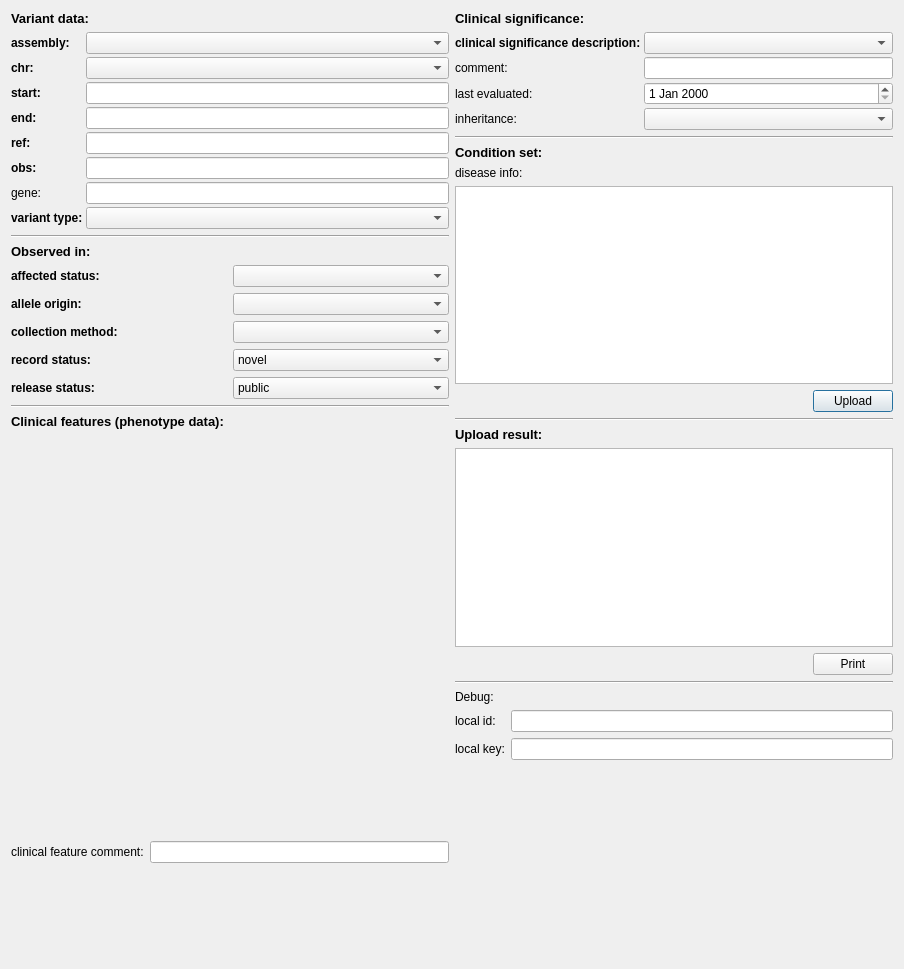
Above: src/GSvar/ClinvarUploadDialog.ui from imgag/ngs-bits before the change. Below: the same form after it.
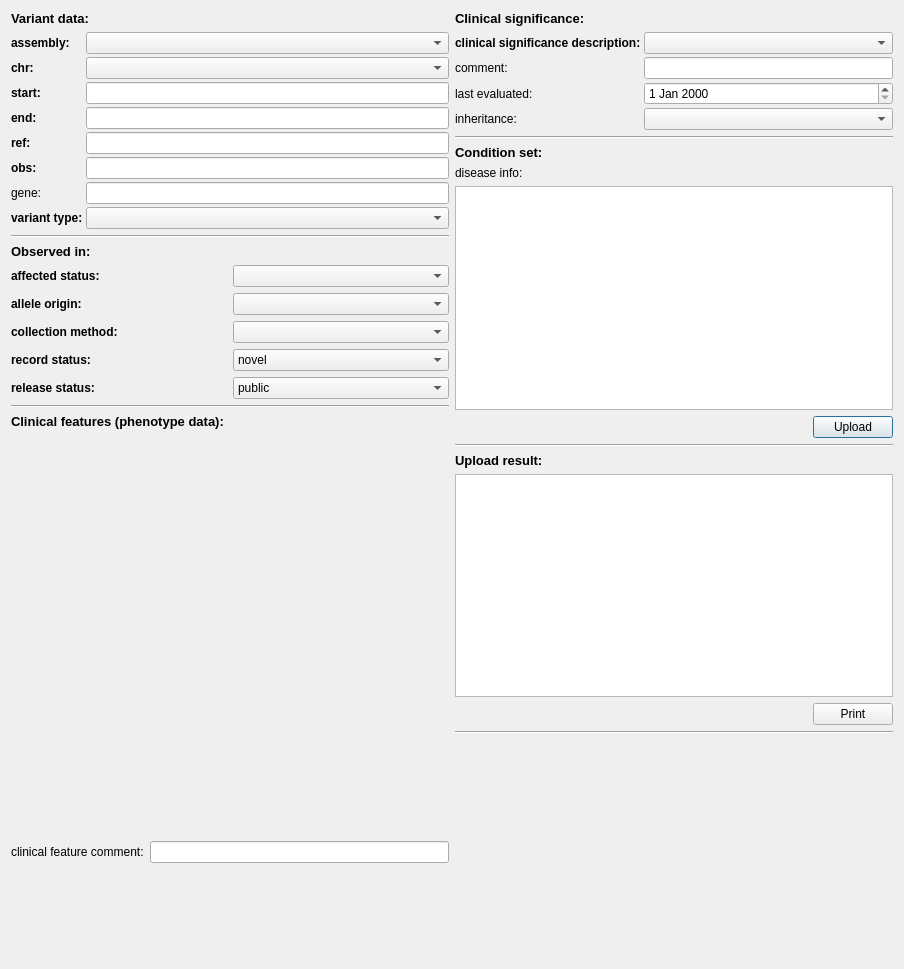
That is the form after the change. Custom widgets are drawn as their Qt base class.

Commit message: Removed Debug output and LOVD Upload

The edit to the form file:
```diff
--- a/src/GSvar/ClinvarUploadDialog.ui
+++ b/src/GSvar/ClinvarUploadDialog.ui
@@ -603,37 +603,6 @@
        </property>
       </widget>
      </item>
-     <item>
-      <layout class="QGridLayout" name="gridLayout_4">
-       <item row="2" column="1">
-        <widget class="QLineEdit" name="le_local_key"/>
-       </item>
-       <item row="1" column="0">
-        <widget class="QLabel" name="label_22">
-         <property name="text">
-          <string>local id:</string>
-         </property>
-        </widget>
-       </item>
-       <item row="1" column="1">
-        <widget class="QLineEdit" name="le_local_id"/>
-       </item>
-       <item row="2" column="0">
-        <widget class="QLabel" name="label_23">
-         <property name="text">
-          <string>local key:</string>
-         </property>
-        </widget>
-       </item>
-       <item row="0" column="0">
-        <widget class="QLabel" name="label_7">
-         <property name="text">
-          <string>Debug:</string>
-         </property>
-        </widget>
-       </item>
-      </layout>
-     </item>
      <item>
       <spacer name="verticalSpacer">
        <property name="orientation">
```
Left out of the diff: 2 changed lines with no effect on the pictures. The commit also changes 8 other files.
